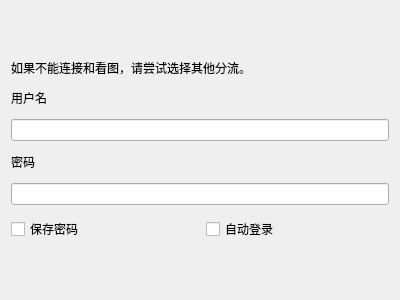
First picture: the form in ui/component/ui_login_widget.ui, repository tonquer/JMComic-qt, before the edit.
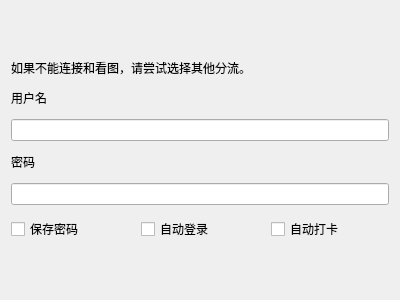
Second picture: the form after the edit.

```diff
--- a/ui/component/ui_login_widget.ui
+++ b/ui/component/ui_login_widget.ui
@@ -80,6 +80,13 @@
        </property>
       </widget>
      </item>
+     <item>
+      <widget class="QCheckBox" name="autoSign">
+       <property name="text">
+        <string>自动打卡</string>
+       </property>
+      </widget>
+     </item>
     </layout>
    </item>
    <item>
```
